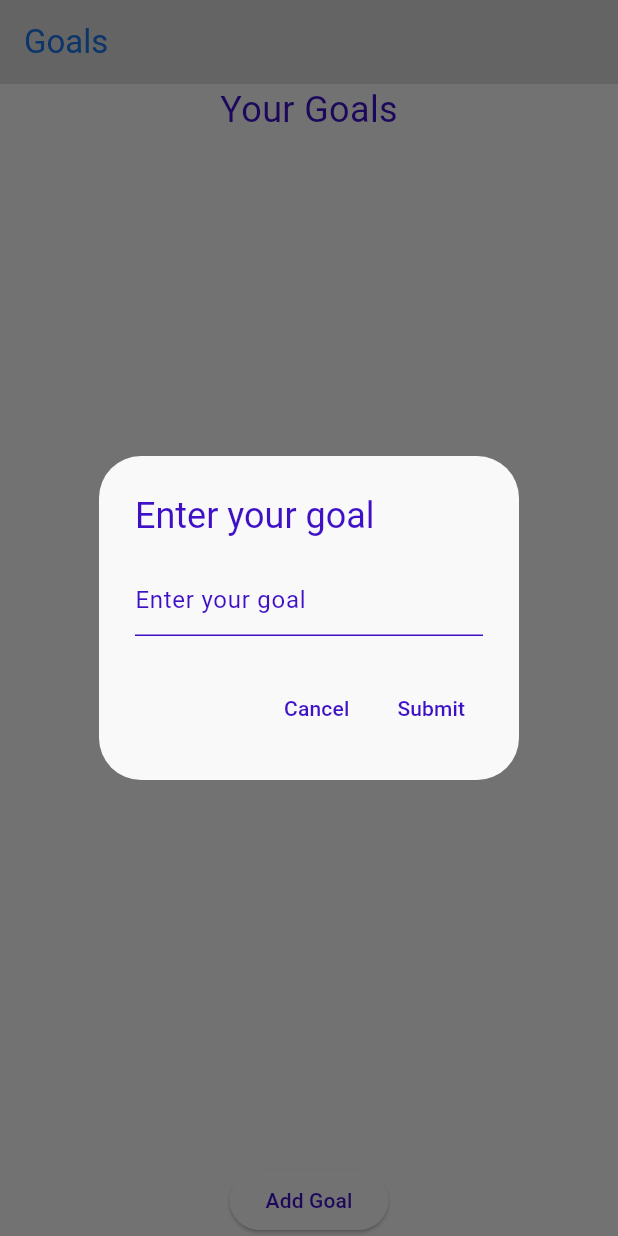
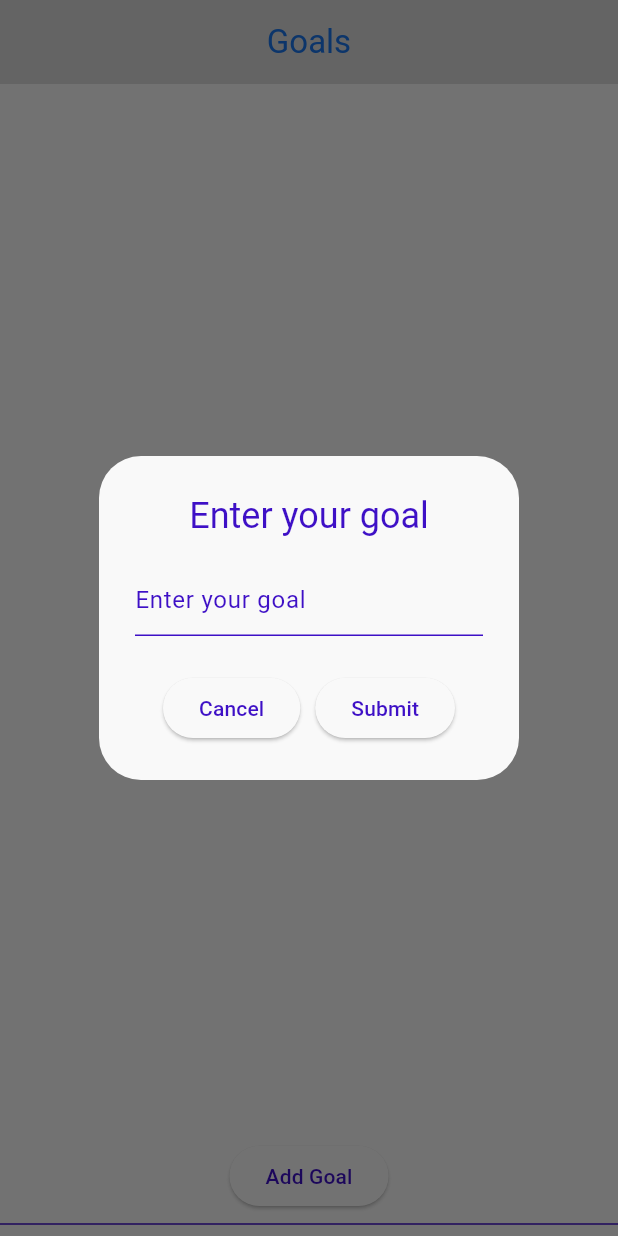
Before and after one commit to SorenM22/CS3541-Final-Project, a Flutter app: the GoalPage screen opened directly, after a tap on "Add Goal", on a phone screen of 412 x 824 dp. Run offline on Flutter 3.47's test engine with Material 3 defaults, Android fonts, the phone set to English and light mode, and no system bars; our stand-ins replace audioplayers, cloud_firestore, csv, firebase_auth, firebase_core, get and 3 more; missing offline and left inert: dart:ffi, flex_color_picker, statistics; accounts and stored records are empty.

Commit message:
actesizited Goal Page

```diff
--- a/lib/View/GoalPage.dart
+++ b/lib/View/GoalPage.dart
@@ -22,20 +22,38 @@ class GoalState extends State<GoalPage> {
       context: context,
       builder: (BuildContext context) {
         return AlertDialog(
-          title: Text("Enter your goal", style: TextStyle(color: Theme.of(context).colorScheme.onPrimary)),
+          title: Center(
+              child: Text(
+                "Enter your goal",
+                style: TextStyle(color: Theme.of(context).colorScheme.onPrimary),
+              ),
+          ),
           content: TextField(
             controller: goalController,
             decoration: InputDecoration(hintText: "Enter your goal"),
           ),
-          actions: <Widget>[
-            TextButton(
-              child: Text("Cancel", style: TextStyle(color: Theme.of(context).colorScheme.onPrimary)),
+          actions: [
+            Column(
+              mainAxisSize: MainAxisSize.min, // Minimize column size
+              children: [
+                Row(
+                  mainAxisAlignment: MainAxisAlignment.center, // Center the buttons
+                  children: [
+                    ElevatedButton(
+                      child: Text(
+                        "Cancel",
+                        style: TextStyle(color: Theme.of(context).colorScheme.onPrimary),
+                      ),
                       onPressed: () {
                         Navigator.of(context).pop();
                       },
                     ),
-            TextButton(
-              child: Text("Submit", style: TextStyle(color: Theme.of(context).colorScheme.onPrimary)),
+                    SizedBox(width: 10), // Add spacing between buttons
+                    ElevatedButton(
+                      child: Text(
+                        "Submit",
+                        style: TextStyle(color: Theme.of(context).colorScheme.onPrimary),
+                      ),
                       onPressed: () {
                         setState(() {
                           _goals.add(goalController.text); // Add goal to the array
@@ -43,6 +61,10 @@ class GoalState extends State<GoalPage> {
                         goalController.clear();
                         Navigator.of(context).pop();
                       },
+                    ),
+                  ],
+                ),
+              ],
             ),
           ],
         );
@@ -60,6 +82,8 @@ class GoalState extends State<GoalPage> {
   Widget build(BuildContext context) {
     return Scaffold(
       appBar: AppBar(
+        automaticallyImplyLeading: false,
+        centerTitle: true,
         backgroundColor: Theme.of(context).colorScheme.secondary,
         title: Text("Goals", style: TextStyle(color: Theme.of(context).colorScheme.onSecondary)),
       ),
@@ -67,13 +91,6 @@ class GoalState extends State<GoalPage> {
         child: Column(
           mainAxisAlignment: MainAxisAlignment.start,
           children: <Widget>[
-            Text(
-              "Your Goals",
-              style: TextStyle(
-                fontSize: 24,
-                color: Theme.of(context).colorScheme.onPrimary,
-              ),
-            ),
             Expanded(
               child: ListView.builder(
                 itemCount: _goals.length,
@@ -92,7 +109,10 @@ class GoalState extends State<GoalPage> {
                 style: TextStyle(color: Theme.of(context).colorScheme.onPrimary),
               ),
             ),
-
+            Divider(
+              color: Theme.of(context).colorScheme.onPrimary,
+              thickness: 1.0,
+            )
           ],
         ),
       ),
@@ -108,15 +128,31 @@ class GoalWidget extends StatelessWidget {
 
   @override
   Widget build(BuildContext context) {
-    return Row(
-      mainAxisAlignment: MainAxisAlignment.center,
+    return Card(
+      elevation: 4.0, // Adds shadow effect
+      margin: EdgeInsets.symmetric(vertical: 8.0, horizontal: 16.0), // Adds spacing
+      shape: RoundedRectangleBorder(
+        borderRadius: BorderRadius.circular(12.0), // Rounded corners
+      ),
+      child: Padding(
+        padding: EdgeInsets.symmetric(vertical: 12.0, horizontal: 16.0), // Padding inside the card
+        child: Row(
+          mainAxisAlignment: MainAxisAlignment.center, // Space between text and icon
           children: [
-        Text(name, style: TextStyle(color: Theme.of(context).colorScheme.onPrimary)),
+            Text(
+              name,
+              style: TextStyle(color: Theme.of(context).colorScheme.onPrimary),
+            ),
             IconButton(
-          icon: Icon(Icons.delete, color: Theme.of(context).colorScheme.onSecondary),
+              icon: Icon(
+                Icons.delete,
+                color: Theme.of(context).colorScheme.onSecondary,
+              ),
               onPressed: onDelete, // Invoke delete callback
             ),
           ],
+        ),
+      ),
     );
   }
 }
```
Lines whose indentation alone changed are shown as unchanged.
